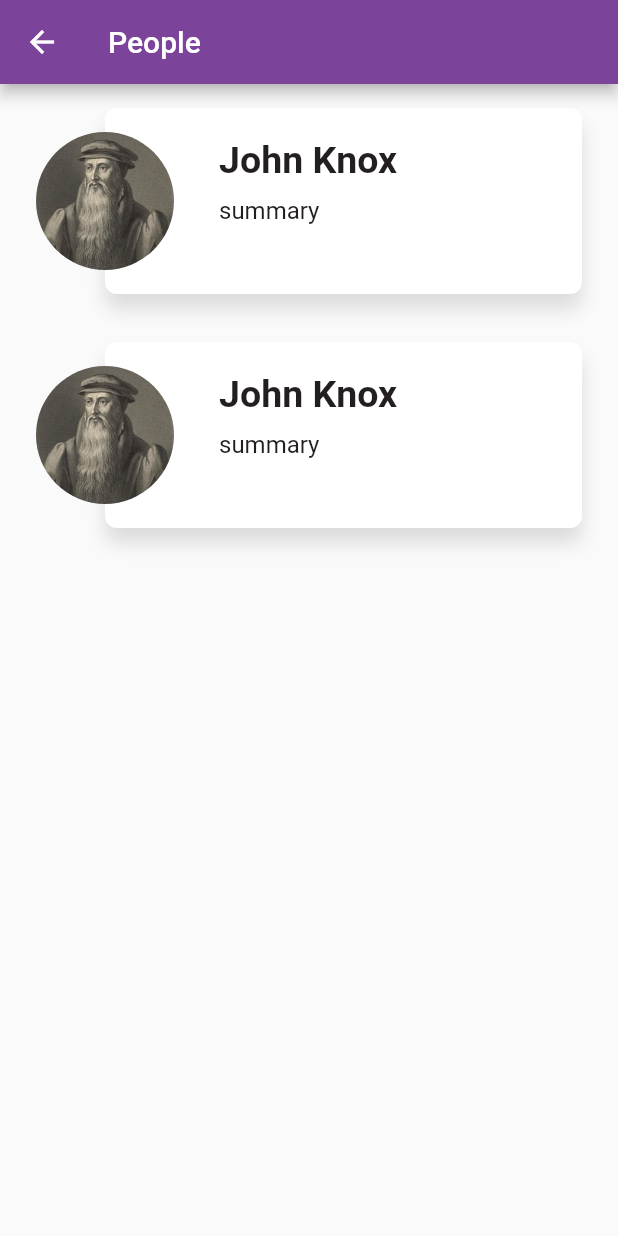
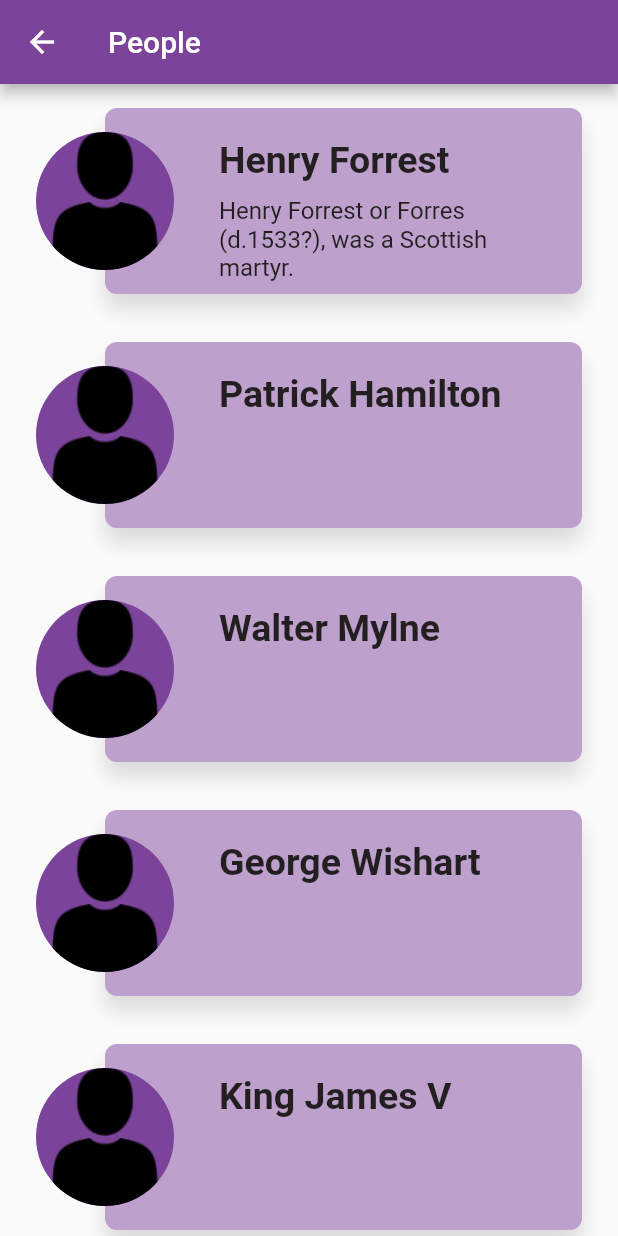
Before and after one commit to diyanapetrova/reformation, a Flutter app: the screen it shows after launch, after a tap on "People", on a phone screen of 412 x 824 dp. Run offline on Flutter 3.47's test engine with Material 2 defaults, Android fonts, the phone set to English and light mode, and no system bars; our stand-ins replace flutter_map, latlong; generated files the repository leaves out were written again; Roboto replaces fonts that are missing (PT Sans).

Commit message:
references, loaded all data

```diff
--- a/lib/common/card.dart
+++ b/lib/common/card.dart
@@ -1,4 +1,5 @@
 import 'package:flutter/material.dart';
+import 'package:reformation/common/color_sheme.dart';
 import 'package:reformation/common/text_style.dart';
 import 'package:reformation/model/person.dart';
 import 'package:reformation/ui/details_page.dart';
@@ -30,7 +31,8 @@ class PersonSummary extends StatelessWidget {
               _card(),
               _image(),
             ],
-            )));
+          ),
+        ));
   }
 
   Widget _image() {
@@ -41,6 +43,7 @@ class PersonSummary extends StatelessWidget {
       alignment:
           horizontal ? FractionalOffset.centerLeft : FractionalOffset.center,
       decoration: BoxDecoration(
+          color: Palette.purple,
           shape: BoxShape.circle,
           image: DecorationImage(
             fit: BoxFit.cover,
@@ -58,7 +61,7 @@ class PersonSummary extends StatelessWidget {
           ? new EdgeInsets.only(left: 46.0)
           : new EdgeInsets.only(top: 72.0),
       decoration: BoxDecoration(
-        color: Color(0xFFFFFFFF),
+        color: Color(0xFFbda1cc),
         shape: BoxShape.rectangle,
         borderRadius: BorderRadius.circular(8.0),
         boxShadow: <BoxShadow>[
--- a/lib/data/people.dart
+++ b/lib/data/people.dart
@@ -4,5 +4,5 @@ const description =
     'John Knox (c. 1513 – 24 November 1572) was a Scottish minister, theologian, and writer who was a leader of the country\'s Reformation. He is the founder of the Presbyterian Church of Scotland. Born in Giffordgate, Knox is believed to have been educated at the University of St Andrews and worked as a notary-priest. Influenced by early church reformers such as George Wishart, he joined the movement to reform the Scottish church. He was caught up in the ecclesiastical and political events that involved the murder of Cardinal David Beaton in 1546 and the intervention of the regent of Scotland Mary of Guise, a French noblewoman. He was taken prisoner by French forces the following year and exiled to England on his release in 1549.';
 
 List<Person> people = [
-  Person('John Knox', 'images/people/john_knox.jpg', [description], "summary"),
+  Person('John Knox', [description], "summary", [], image: 'images/people/john_knox.jpg'),
 ];
--- a/lib/data/places.dart
+++ b/lib/data/places.dart
@@ -8,5 +8,5 @@ const text = [
 
 List<Place> places = [
   const Place("Castle", 56.342248, -2.790009, 'images/places/castle.jpg',
-      'images/icons/place.png', text),
+      'images/icons/place.png', text, []),
 ];
--- a/lib/main.dart
+++ b/lib/main.dart
@@ -1,4 +1,11 @@
+import 'dart:convert';
+
 import 'package:flutter/material.dart';
+import 'package:flutter/services.dart' show rootBundle;
+import 'package:reformation/model/person.dart';
+import 'package:reformation/model/place.dart';
+import 'package:reformation/model/resource.dart';
+import 'package:reformation/model/source.dart';
 import 'package:reformation/ui/home_page.dart';
 import 'package:reformation/ui/people_page.dart';
 import 'package:reformation/ui/places_page.dart';
@@ -7,13 +14,25 @@ import 'package:reformation/ui/timeline_page.dart';
 
 void main() => runApp(MyApp());
 
+Map<String, Resource> content = Map();
+List<Person> people;
+List<Place> places;
+List<Source> sources;
+
 class MyApp extends StatelessWidget {
   @override
   Widget build(BuildContext context) {
+    _loadResources(content);
     return MaterialApp(
       title: 'St Andrews Reformation',
       theme: ThemeData(
         primarySwatch: Colors.blue,
+        fontFamily: 'PT Sans',
+        textTheme: TextTheme(
+          title: TextStyle(fontSize: 25.0, fontWeight: FontWeight.bold),
+          caption: TextStyle(fontSize: 14.0),
+          body1: TextStyle(fontSize: 18.0),
+        ),
       ),
       home: HomePage(),
       routes: {
@@ -26,3 +45,42 @@ class MyApp extends StatelessWidget {
     );
   }
 }
+
+void _loadResources(Map<String, Resource> content) {
+
+  var peopleRaw = rootBundle.loadString('resources/people.json');
+  peopleRaw.then((result) {
+    people = _listPeople(result);
+    people.forEach((person) => content[person.name] = person);
+  });
+
+  var placesRaw = rootBundle.loadString('resources/places.json');
+  placesRaw.then((result) {
+    places = _listPlaces(result);
+    places.forEach((place) => content[place.name] = place);
+  });
+
+  var sourcesRaw = rootBundle.loadString('resources/sources.json');
+  sourcesRaw.then((result) {
+    sources = _listSources(result);
+    sources.forEach((source) => content[source.name] = source);
+  });
+}
+
+List<Person> _listPeople(asset) {
+  var data = json.decode(asset) as List;
+  List<Person> list = data.map((json) => Person.fromJson(json)).toList();
+  return list;
+}
+
+List<Place> _listPlaces(asset) {
+  var data = json.decode(asset) as List;
+  List<Place> list = data.map((json) => Place.fromJson(json)).toList();
+  return list;
+}
+
+List<Source> _listSources(asset) {
+  var data = json.decode(asset) as List;
+  List<Source> list = data.map((json) => Source.fromJson(json)).toList();
+  return list;
+}
--- a/lib/model/person.dart
+++ b/lib/model/person.dart
@@ -8,8 +8,9 @@ class Person extends Resource {
   final String image;
   final List<String> text;
   final String summary;
+  final List<String> references;
 
-  Person(name, this.image, this.text, this.summary) : super(name);
+  Person(name, this.text, this.summary, this.references, {this.image = "images/people/no_photo.png"}) : super(name);
   factory Person.fromJson(Map<String, dynamic> json) =>
       _$PersonFromJson(json);
 }
--- a/lib/model/place.dart
+++ b/lib/model/place.dart
@@ -10,8 +10,9 @@ class Place extends Resource {
   final String image;
   final String icon;
   final List<String> text;
+  final List<String> references;
 
-  const Place(name, this.lat, this.lon, this.image, this.icon, this.text)
+  const Place(name, this.lat, this.lon, this.image, this.icon, this.text, this.references)
       : super(name);
 
   factory Place.fromJson(Map<String, dynamic> json) => _$PlaceFromJson(json);
--- a/lib/ui/home_page.dart
+++ b/lib/ui/home_page.dart
@@ -1,7 +1,6 @@
 import 'package:flutter/material.dart';
 import 'package:reformation/common/color_sheme.dart';
 import 'package:reformation/common/drawer.dart';
-import 'package:reformation/common/text_style.dart';
 import 'package:reformation/ui/search.dart';
 
 class HomePage extends StatelessWidget {
@@ -24,7 +23,7 @@ class HomeGrid extends StatelessWidget {
     tiles.remove('Home');
     var colors = {
       "People": Palette.purple,
-      "Places": Palette.green,
+      "Places": Palette.mildGreen,
       "Timeline": Palette.burgundy,
       "Sources": Palette.orange
     };
@@ -57,7 +56,11 @@ class HomeGrid extends StatelessWidget {
                 ),
               ],
             ),
-            child:
-                Center(child: Text(title, style: Style.headerTextStyleWhite))));
+            child: Center(
+                child: Text(title,
+                    style: Theme.of(context)
+                        .textTheme
+                        .title
+                        .apply(color: Colors.white)))));
   }
 }
--- a/lib/ui/people_page.dart
+++ b/lib/ui/people_page.dart
@@ -1,25 +1,22 @@
 import 'package:flutter/material.dart';
 import 'package:reformation/common/card.dart';
 import 'package:reformation/common/color_sheme.dart';
-import 'package:reformation/data/people.dart';
+import 'package:reformation/main.dart';
 
 class PeoplePage extends StatelessWidget {
   final String title = 'People';
 
   @override
   Widget build(BuildContext context) {
-    return new Scaffold(
-      appBar: AppBar(
-        title: Text(title),
-        backgroundColor: Palette.purple,
-      ),
-//      drawer: MyDrawer(),
-      body: new Column(
-        children: <Widget>[
-          PersonSummary(people[0], true),
-          PersonSummary(people[0], true),
-        ],
-      ),
-    );
+    return Scaffold(
+        appBar: AppBar(
+          title: Text(title),
+          backgroundColor: Palette.purple,
+        ),
+        body: SingleChildScrollView(
+          child: Column(
+              children:
+                  people.map((person) => PersonSummary(person, true)).toList()),
+        ));
   }
 }
--- a/pubspec.yaml
+++ b/pubspec.yaml
@@ -58,6 +58,9 @@ flutter:
     - images/places/holy_trinity.jpg
     - images/people/john_knox.jpg
     - resources/people.json
+    - resources/places.json
+    - resources/sources.json
+    - images/people/no_photo.png
 
 
   # An image asset can refer to one or more resolution-specific "variants", see
```
Also changed, not shown: lib/common/things.dart (added, +44 -0 lines), lib/common/ui.dart (deleted, +0 -23 lines), lib/ui/details_page.dart (+6 -6 lines), lib/ui/places_page.dart (+8 -35 lines), lib/ui/timeline_page.dart (+12 -12 lines), resources/people.json (+33 -2 lines), resources/places.json (+31 -10 lines), resources/transform_place.dart (+26 -3 lines), images/people/no_photo.png (added), lib/model/person.g.dart, lib/model/place.g.dart, 1 other file. Lines whose indentation alone changed are shown as unchanged.
